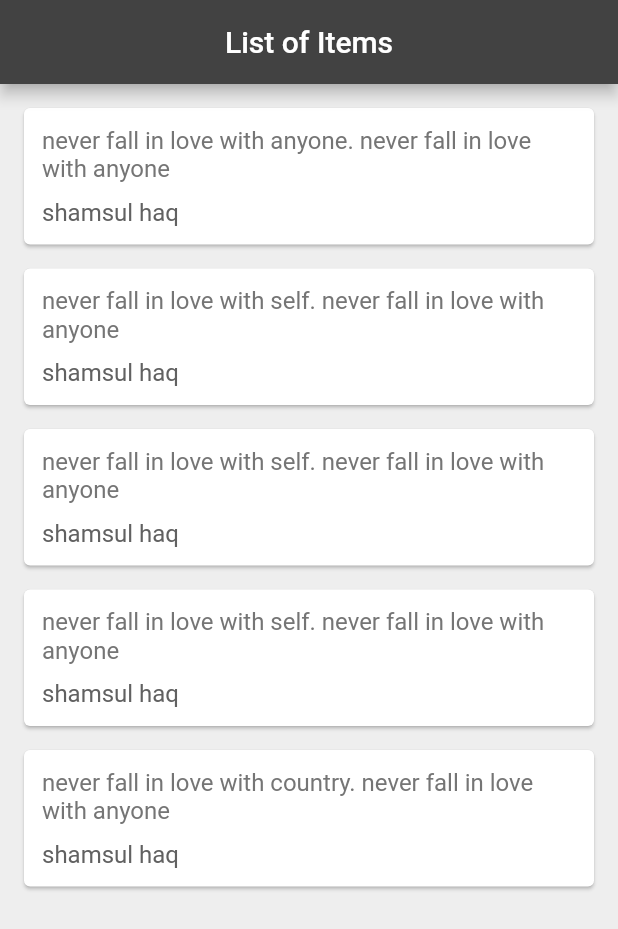
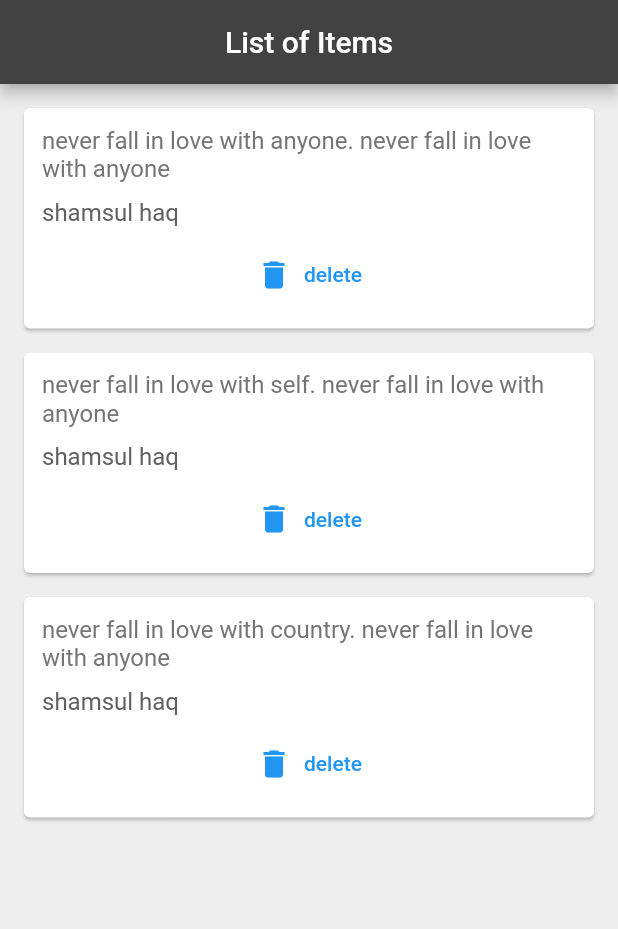
Before and after one commit to Shamsulhaq/flutter-list-of-data-practice, a Flutter app: the screen it shows after launch, on a phone screen of 412 x 824 dp. Shown: the top 929 px of the screen. Run offline on Flutter 3.47's test engine with Material 2 defaults, Android fonts, the phone set to English and light mode, and no system bars.

Commit message:
added delete functionality

```diff
--- a/lib/main.dart
+++ b/lib/main.dart
@@ -1,6 +1,6 @@
 import 'package:flutter/material.dart';
-import 'quates.dart';
-import 'quate_card.dart';
+import 'quotes.dart';
+import 'quote_card.dart';
 
 void main() => runApp(MaterialApp(
   home:Home(),
@@ -16,12 +16,10 @@ class Home extends StatefulWidget {
 }
 
 class _HomeState extends State<Home> {
-  List<Quate> quotes = [
-    Quate(text: "never fall in love with anyone. never fall in love with anyone", author: "shamsul haq "),
-    Quate(text: "never fall in love with self. never fall in love with anyone", author: "shamsul haq"),
-    Quate(text: "never fall in love with self. never fall in love with anyone", author: "shamsul haq"),
-    Quate(text: "never fall in love with self. never fall in love with anyone", author: "shamsul haq"),
-    Quate(text: "never fall in love with country. never fall in love with anyone", author: "shamsul haq")
+  List<Quote> quotes = [
+    Quote(text: "never fall in love with anyone. never fall in love with anyone", author: "shamsul haq "),
+    Quote(text: "never fall in love with self. never fall in love with anyone", author: "shamsul haq"),
+    Quote(text: "never fall in love with country. never fall in love with anyone", author: "shamsul haq")
   ];
 
 
@@ -35,7 +33,14 @@ class _HomeState extends State<Home> {
         backgroundColor: Colors.grey[800],
       ),
       body: Column(
-        children: quotes.map((quate) => CardWidget(quate: quate,)).toList(),
+        children: quotes.map((quote) => CardWidget(
+          quote: quote,
+          delete: (){
+            setState(() {
+              quotes.remove(quote);
+            });
+          },
+        )).toList(),
       ),
     );
   }
--- a/lib/quates.dart
+++ /dev/null
@@ -1,7 +0,0 @@
-class Quate{
-
-  String text;
-  String author;
-
-  Quate({required this.text, required this.author});
-}
--- a/lib/quate_card.dart
+++ b/lib/quote_card.dart
@@ -1,10 +1,12 @@
 import 'package:flutter/material.dart';
-import 'quates.dart';
+import 'quotes.dart';
 
 class CardWidget extends StatelessWidget {
 
-  final Quate quate;
-  CardWidget({ required this.quate });
+  final Quote quote;
+  final Function()? delete;
+  CardWidget({ required this.quote,this.delete});
+
 
   @override
   Widget build(BuildContext context) {
@@ -16,7 +18,7 @@ class CardWidget extends StatelessWidget {
           crossAxisAlignment: CrossAxisAlignment.stretch,
           children: [
             Text(
-              quate.text,
+              quote.text,
               style: TextStyle(
                   color: Colors.grey[600],
                   fontSize: 16.0
@@ -24,12 +26,18 @@ class CardWidget extends StatelessWidget {
             ),
             SizedBox(height: 10.0,),
             Text(
-              quate.author,
+              quote.author,
               style: TextStyle(
                   color: Colors.grey[700],
                   fontSize: 16.0
               ),
             ),
+            SizedBox(height: 8.0,),
+            TextButton.icon(
+              onPressed:delete,
+              icon: Icon(Icons.delete),
+              label: Text("delete"),
+            )
           ],
         ),
       ),
--- /dev/null
+++ b/lib/quotes.dart
@@ -0,0 +1,7 @@
+class Quote{
+
+  String text;
+  String author;
+
+  Quote({required this.text, required this.author});
+}
```
